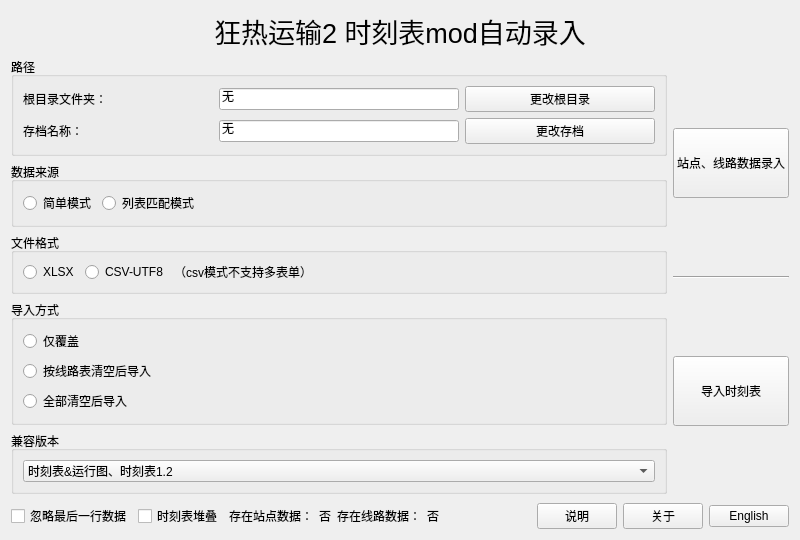
First picture: the form in ui/mainui.ui, repository zm0423/tpf2_autofill, before the edit.
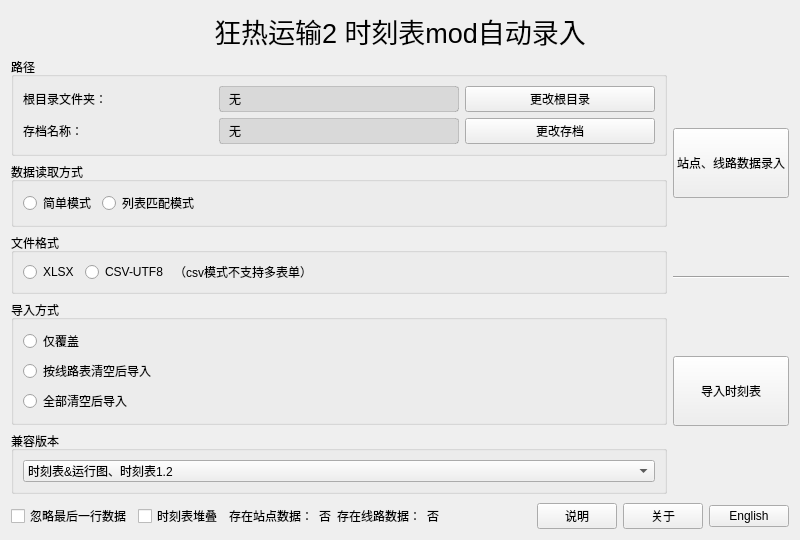
Second picture: the form after the edit.

Commit message: ui and wording polish: title case, mod rename, tooltip fix, truncation label

What changed in the file:
```diff
--- a/ui/mainui.ui
+++ b/ui/mainui.ui
@@ -47,19 +47,22 @@
            </widget>
           </item>
           <item row="0" column="1">
-           <widget class="QLineEdit" name="dir_name">
+           <widget class="QLabel" name="dir_name">
             <property name="text">
              <string>无</string>
             </property>
-            <property name="readOnly">
-             <bool>true</bool>
-            </property>
             <property name="sizePolicy">
-             <sizepolicy hsizetype="Expanding" vsizetype="Fixed">
+             <sizepolicy hsizetype="Expanding" vsizetype="Preferred">
               <horstretch>0</horstretch>
               <verstretch>0</verstretch>
              </sizepolicy>
             </property>
+            <property name="textInteractionFlags">
+             <set>Qt::TextInteractionFlag::TextSelectableByMouse</set>
+            </property>
+            <property name="styleSheet">
+             <string notr="true">background-color: rgba(0, 0, 0, 20); border: 1px solid rgba(0, 0, 0, 40); border-radius: 3px; padding: 2px 6px;</string>
+            </property>
             <property name="maximumSize">
              <size>
               <width>240</width>
@@ -83,19 +86,22 @@
            </widget>
           </item>
           <item row="1" column="1">
-           <widget class="QLineEdit" name="savegame_name">
+           <widget class="QLabel" name="savegame_name">
             <property name="text">
              <string>无</string>
             </property>
-            <property name="readOnly">
-             <bool>true</bool>
-            </property>
             <property name="sizePolicy">
-             <sizepolicy hsizetype="Expanding" vsizetype="Fixed">
+             <sizepolicy hsizetype="Expanding" vsizetype="Preferred">
               <horstretch>0</horstretch>
               <verstretch>0</verstretch>
              </sizepolicy>
             </property>
+            <property name="textInteractionFlags">
+             <set>Qt::TextInteractionFlag::TextSelectableByMouse</set>
+            </property>
+            <property name="styleSheet">
+             <string notr="true">background-color: rgba(0, 0, 0, 20); border: 1px solid rgba(0, 0, 0, 40); border-radius: 3px; padding: 2px 6px;</string>
+            </property>
             <property name="maximumSize">
              <size>
               <width>240</width>
@@ -117,7 +123,7 @@
        <item>
         <widget class="QGroupBox" name="group_source">
          <property name="title">
-          <string>数据来源</string>
+          <string>数据读取方式</string>
          </property>
          <layout class="QHBoxLayout" name="hbox_source">
           <item>
```
The commit also changes 7 other files.
